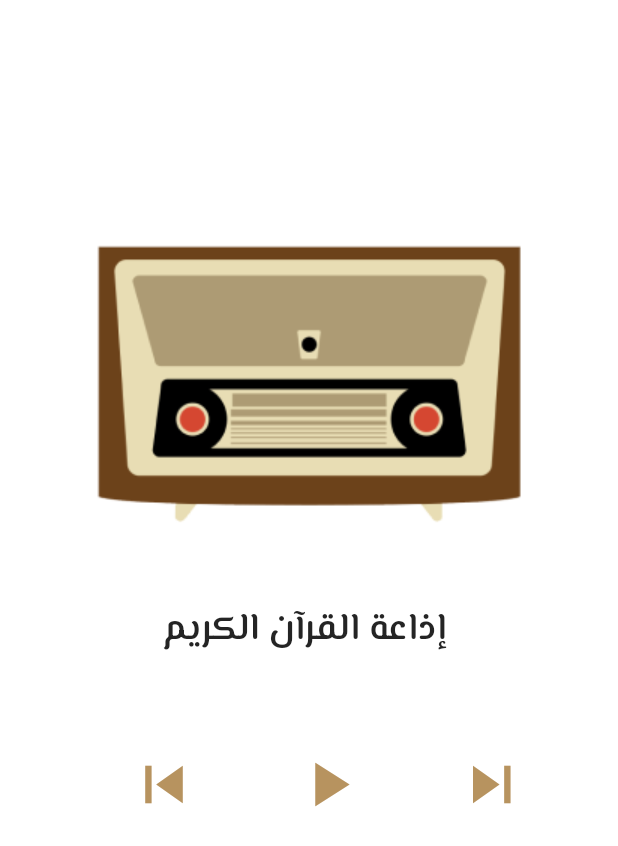
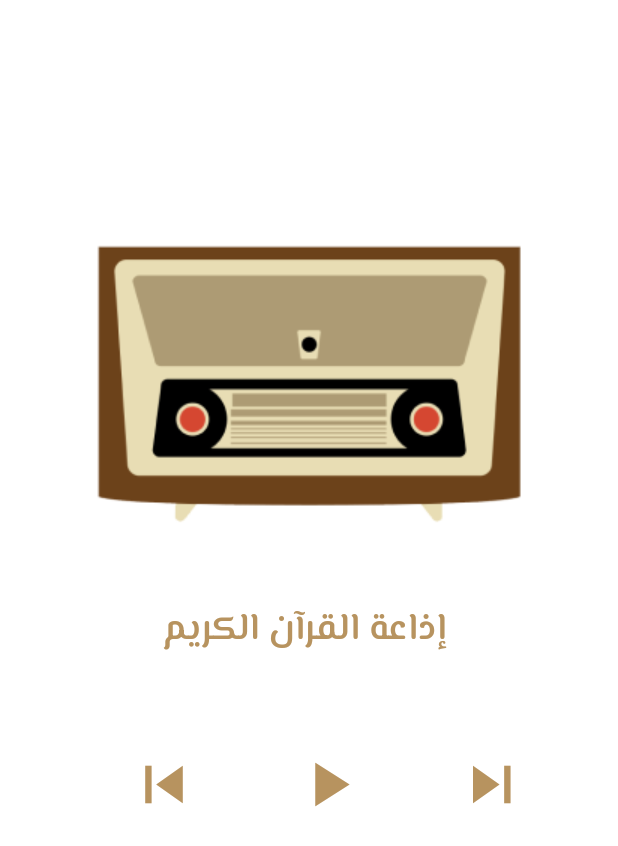
Before and after one commit to MohamedELBatal/Quraan-Sebha, a Flutter app: the RadioTab widget shown alone on an empty page, opened directly, on a phone screen of 412 x 824 dp. Shown: the top 846 px of the screen. Run offline on Flutter 3.47's test engine with Material 3 defaults, Android fonts, the phone set to English and light mode, and no system bars; our stand-ins replace google_fonts; generated files the repository leaves out were written again.

Commit message:
radio_tab_updated

```diff
--- a/lib/home/tabs/radio_tab.dart
+++ b/lib/home/tabs/radio_tab.dart
@@ -1,5 +1,6 @@
 import 'package:flutter/material.dart';
 import 'package:google_fonts/google_fonts.dart';
+import 'package:islami_application/my_theme.dart';
 
 class RadioTab extends StatelessWidget {
 
@@ -27,7 +28,7 @@ class RadioTab extends StatelessWidget {
             "إذاعة القرآن الكريم ",
             style: GoogleFonts.elMessiri(
               fontSize: 25,
-              color: const Color(0XFF242424),
+              color: MyThemeData.primaryColor,
               fontWeight: FontWeight.w600,
             ),
           ),
```
